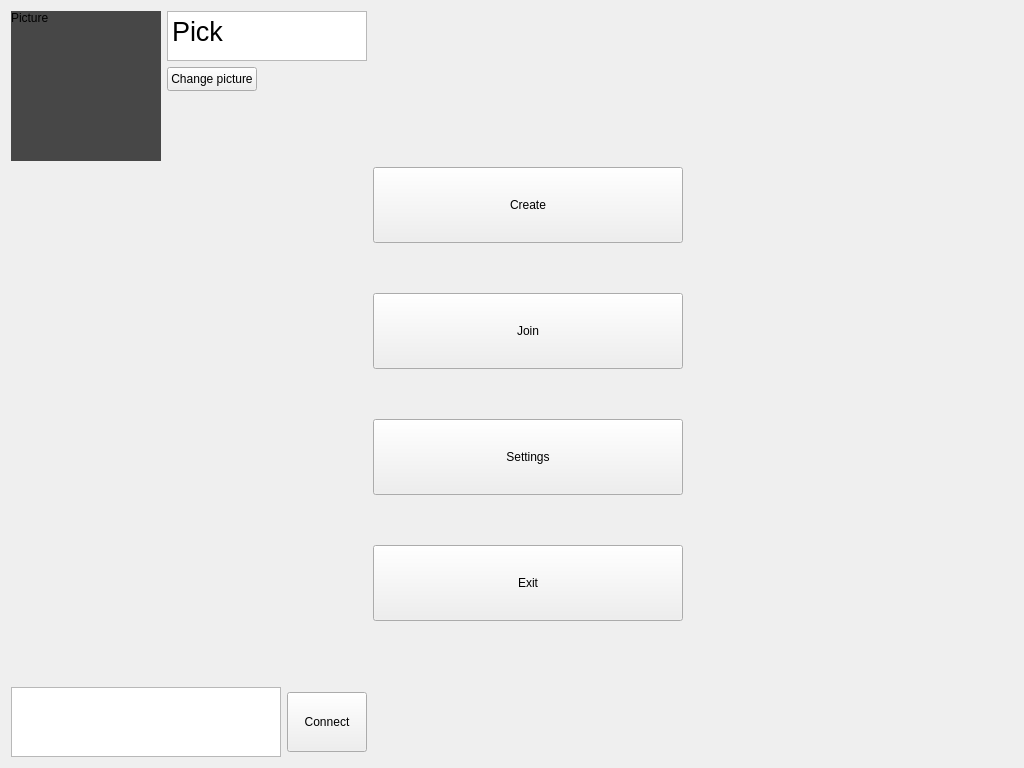
Old version of the form RegWindow/regwindow.ui in the repository Menoitami/WikiRunner.
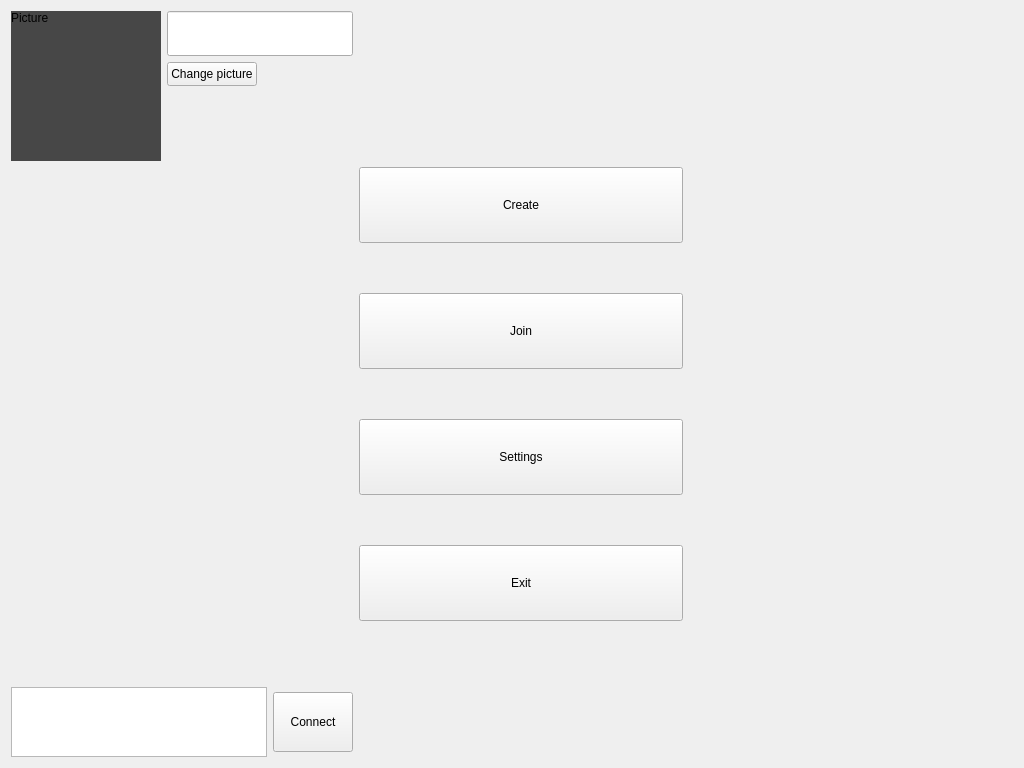
New version of the form.

Commit message: autoLoad pic and Nick

The edit to the form file:
```diff
--- a/RegWindow/regwindow.ui
+++ b/RegWindow/regwindow.ui
@@ -238,43 +238,15 @@
        <item>
         <layout class="QVBoxLayout" name="verticalLayout_2">
          <item>
-          <widget class="QTextBrowser" name="textBrowser">
-           <property name="sizePolicy">
-            <sizepolicy hsizetype="Expanding" vsizetype="Fixed">
-             <horstretch>0</horstretch>
-             <verstretch>0</verstretch>
-            </sizepolicy>
-           </property>
+          <widget class="QLineEdit" name="nickEdit">
            <property name="minimumSize">
             <size>
-             <width>50</width>
-             <height>40</height>
-            </size>
-           </property>
-           <property name="maximumSize">
-            <size>
-             <width>200</width>
-             <height>50</height>
+             <width>0</width>
+             <height>45</height>
             </size>
            </property>
            <property name="styleSheet">
-            <string notr="true">font: 20pt &quot;Segoe UI&quot;;</string>
-           </property>
-           <property name="verticalScrollBarPolicy">
-            <enum>Qt::ScrollBarPolicy::ScrollBarAlwaysOff</enum>
-           </property>
-           <property name="horizontalScrollBarPolicy">
-            <enum>Qt::ScrollBarPolicy::ScrollBarAlwaysOff</enum>
-           </property>
-           <property name="html">
-            <string>&lt;!DOCTYPE HTML PUBLIC &quot;-//W3C//DTD HTML 4.0//EN&quot; &quot;http://www.w3.org/TR/REC-html40/strict.dtd&quot;&gt;
-&lt;html&gt;&lt;head&gt;&lt;meta name=&quot;qrichtext&quot; content=&quot;1&quot; /&gt;&lt;meta charset=&quot;utf-8&quot; /&gt;&lt;style type=&quot;text/css&quot;&gt;
-p, li { white-space: pre-wrap; }
-hr { height: 1px; border-width: 0; }
-li.unchecked::marker { content: &quot;\2610&quot;; }
-li.checked::marker { content: &quot;\2612&quot;; }
-&lt;/style&gt;&lt;/head&gt;&lt;body style=&quot; font-family:'Segoe UI'; font-size:20pt; font-weight:400; font-style:normal;&quot;&gt;
-&lt;p style=&quot; margin-top:0px; margin-bottom:0px; margin-left:0px; margin-right:0px; -qt-block-indent:0; text-indent:0px;&quot;&gt;Pick&lt;/p&gt;&lt;/body&gt;&lt;/html&gt;</string>
+            <string notr="true">font: 24pt &quot;Segoe UI&quot;;</string>
            </property>
           </widget>
          </item>
```
The commit also changes 7 other files.
